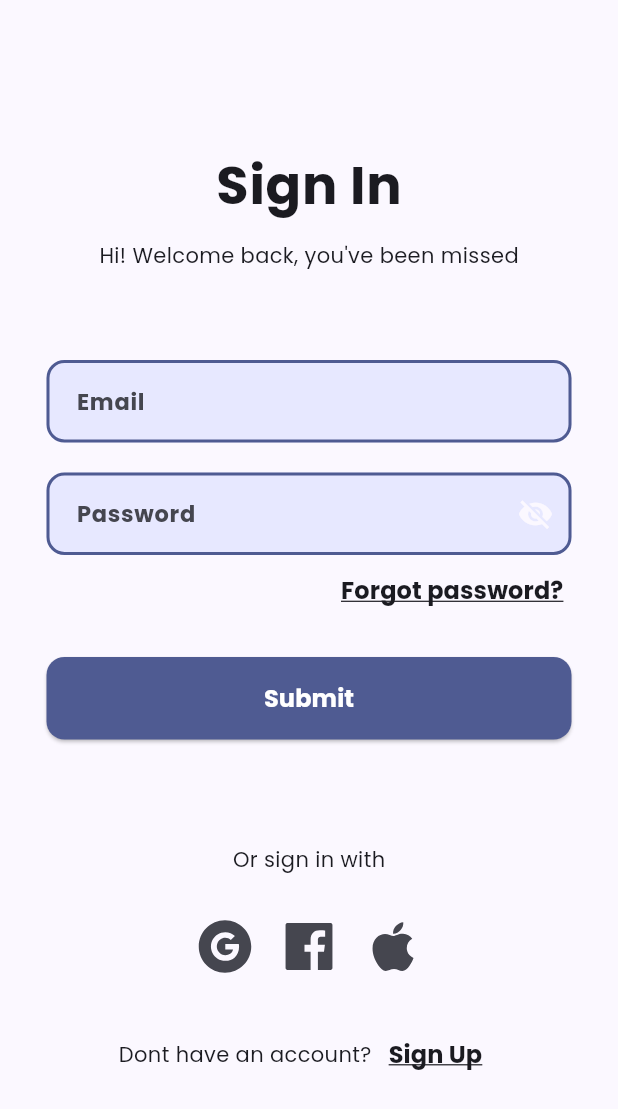
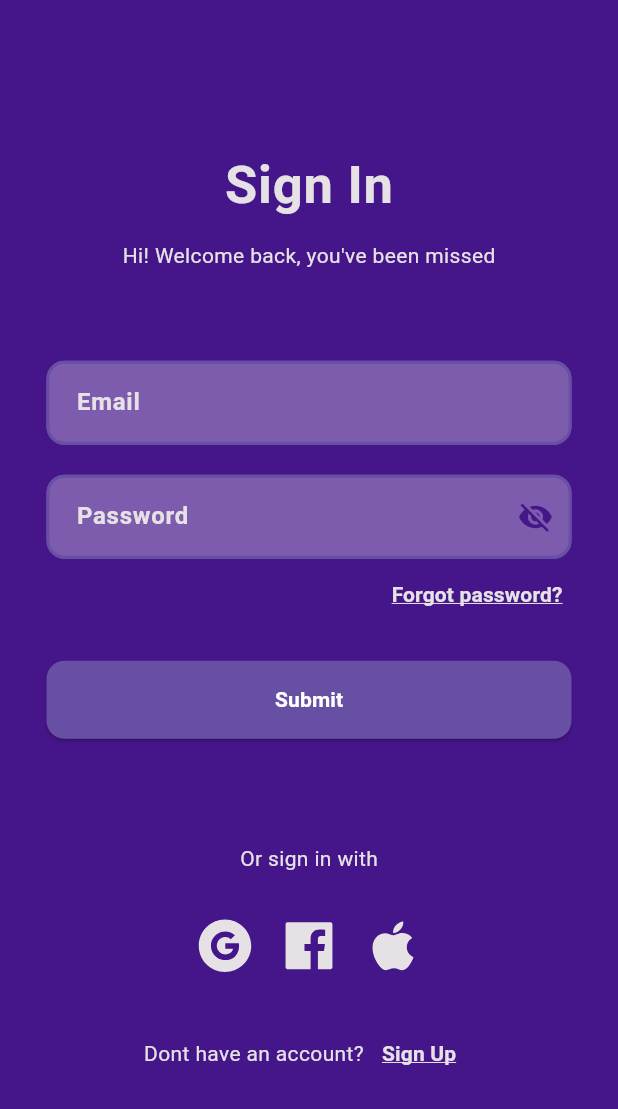
Before and after one commit to RH203/ebook-app-flutter, a Flutter app: the screen it shows after launch, after a tap on "Skip", on a phone screen of 412 x 824 dp. Shown: the top 1109 px of the screen. Run offline on Flutter 3.47's test engine with Material 3 defaults, Android fonts, the phone set to English and light mode, and no system bars; our stand-ins replace icons_plus, shared_preferences.

Commit message:
feat: change theme intoSplit a theme into different files

```diff
--- a/lib/src/app.dart
+++ b/lib/src/app.dart
@@ -1,43 +1,22 @@
 import 'package:flutter/material.dart';
-import 'package:google_fonts/google_fonts.dart';
+import 'package:novel_app/src/provider/theme/provider_theme.dart';
 import 'package:novel_app/src/screen/auth/login_screen.dart';
 import 'package:novel_app/src/screen/auth/signup_screen.dart';
 import 'package:novel_app/src/screen/home_screen/home_screen.dart';
 import 'package:novel_app/src/screen/profile/profile_screen.dart';
 import 'package:novel_app/src/screen/welcome_screen/welcome_screen.dart';
+import 'package:novel_app/src/theme/theme.dart';
+import 'package:provider/provider.dart';
 
 class App extends StatelessWidget {
   const App({super.key});
 
   @override
   Widget build(BuildContext context) {
-    return MaterialApp(
+    return Consumer<ProviderTheme>(
+      builder: (context, value, child) => MaterialApp(
         title: "E-book app",
-      theme: ThemeData(
-        colorScheme: ColorScheme.fromSeed(
-          seedColor: const Color(0xFF1F41BB),
-        ),
-        textTheme: const TextTheme(
-          displayLarge: TextStyle(
-            fontSize: 36,
-            fontWeight: FontWeight.bold,
-          ),
-          titleLarge: TextStyle(
-            fontSize: 30,
-            fontWeight: FontWeight.bold,
-          ),
-          bodyLarge: TextStyle(
-            fontSize: 15,
-            fontWeight: FontWeight.bold,
-          ),
-          labelLarge: TextStyle(
-            fontSize: 16,
-            fontWeight: FontWeight.bold,
-          ),
-        ),
-        fontFamily: GoogleFonts.poppins().fontFamily,
-        useMaterial3: true,
-      ),
+        theme: CustomTheme.themeData(value.darkTheme, context),
         routes: {
           '/loginscreen': (context) => const LoginScreen(),
           '/signupscreen': (context) => const SignupScreen(),
@@ -46,6 +25,7 @@ class App extends StatelessWidget {
         },
         home: const WelcomeScreen(),
         debugShowCheckedModeBanner: false,
+      ),
     );
   }
 }
```
Lines whose indentation alone changed are shown as unchanged.
